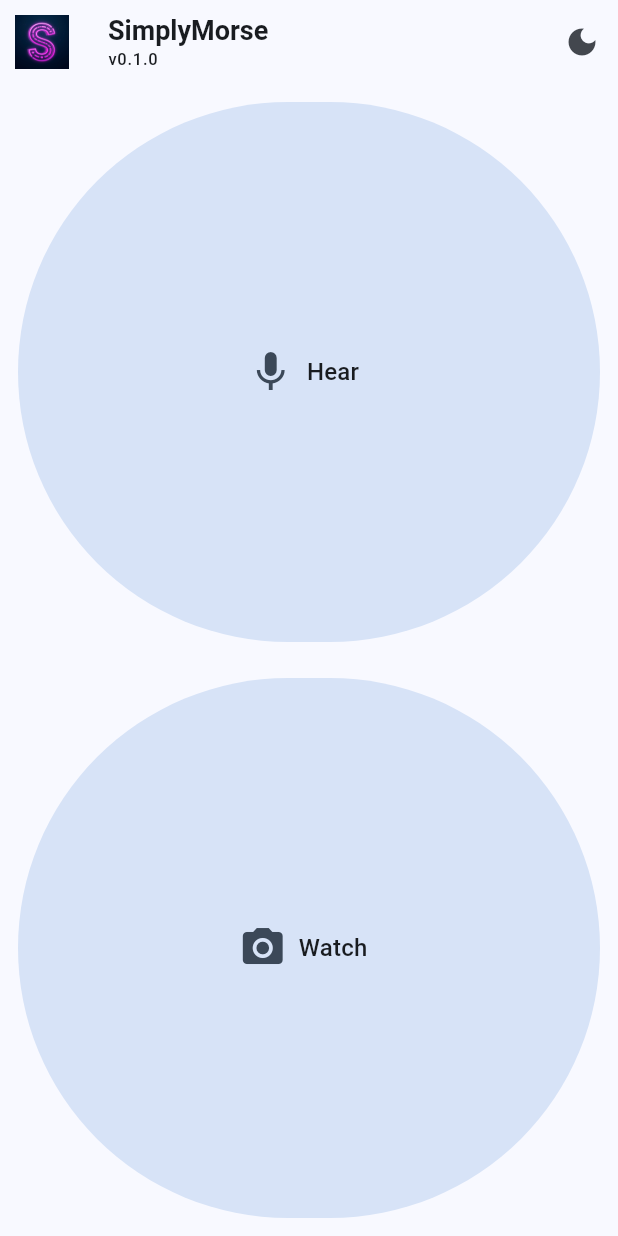
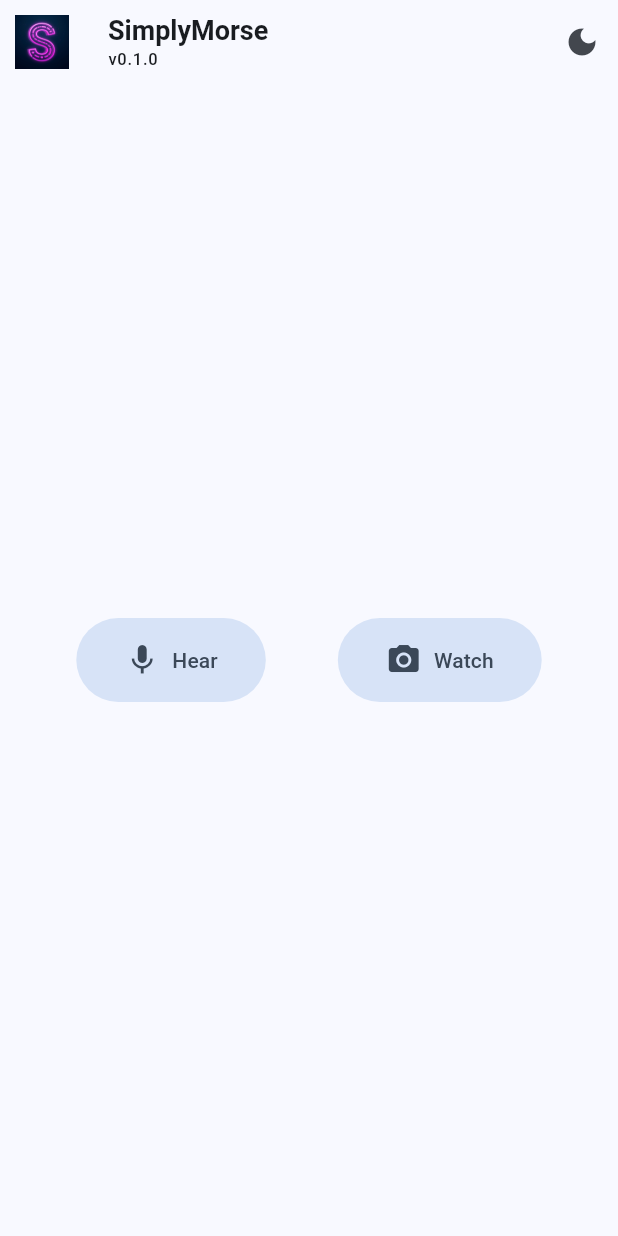
Before and after one commit to igrowing/SimplyMorse, a Flutter app: the screen it shows after launch, after a tap on "Receive", on a phone screen of 412 x 824 dp. Run offline on Flutter 3.47's test engine with Material 3 defaults, Android fonts, the phone set to English and light mode, and no system bars; our stand-ins replace audioplayers, camera, equatable, get_it, share_plus, shared_preferences; missing offline and left inert: record, torch_light.

Commit message:
fix: resize buttons to normal oval, double Cancel button, full-screen display flash
UI fixes:
- Navigation buttons (Send, Receive, Sound, Flash LED, Both, Hear, Watch):
  removed Expanded + minimumSize, now natural-width oval buttons
  with StadiumBorder, centered via Wrap layout
- Action buttons (Send/Stop/Clear, Start/Pause/Resume, Copy/Share):
  removed Expanded, now centered oval buttons with StadiumBorder
- Countdown Cancel button: doubled size (padding 48x24, font 20,
  icon 28, border width 2, StadiumBorder)
- Display overlay Stop button: added StadiumBorder

Display flash fix:
- Removed SafeArea from Scaffold body (was clipping flash to safe area)
- Added SafeArea only to normal and split layouts
- Full-screen Container now fills entire body on mobile, not just
  the ~40% safe area

All 402 tests pass

```diff
--- a/lib/features/decoding/presentation/screens/receive_screen.dart
+++ b/lib/features/decoding/presentation/screens/receive_screen.dart
@@ -28,32 +28,23 @@ class ReceiveScreen extends StatelessWidget {
         themeMode: themeMode,
         onThemeToggle: onThemeToggle,
       ),
-      body: LayoutBuilder(
-        builder: (context, constraints) {
-          final isWide = constraints.maxWidth > 600;
-          return Center(
-            child: ConstrainedBox(
-              constraints: const BoxConstraints(
-                maxWidth: 500,
-              ),
-              child: isWide
-                  ? Row(children: _entryButtons(context))
-                  : Column(
-                      mainAxisAlignment: MainAxisAlignment.center,
+      body: Center(
+        child: Padding(
+          padding: const EdgeInsets.symmetric(horizontal: 16),
+          child: Wrap(
+            alignment: WrapAlignment.center,
+            runSpacing: 16,
             children: _entryButtons(context),
           ),
         ),
-          );
-        },
       ),
     );
   }
 
   List<Widget> _entryButtons(BuildContext context) {
     return [
-      Expanded(
-        child: Padding(
-          padding: const EdgeInsets.all(12),
+      Padding(
+        padding: const EdgeInsets.symmetric(horizontal: 24, vertical: 12),
         child: _EntryButton(
           icon: Icons.mic,
           label: 'Hear',
@@ -66,10 +57,8 @@ class ReceiveScreen extends StatelessWidget {
           ),
         ),
       ),
-      ),
-      Expanded(
-        child: Padding(
-          padding: const EdgeInsets.all(12),
+      Padding(
+        padding: const EdgeInsets.symmetric(horizontal: 24, vertical: 12),
         child: _EntryButton(
           icon: Icons.camera_alt,
           label: 'Watch',
@@ -81,7 +70,6 @@ class ReceiveScreen extends StatelessWidget {
                   SeeScreen(
                     themeMode: themeMode,
                     onThemeToggle: onThemeToggle,
-                    ),
                   ),
                 ),
         ),
@@ -114,16 +102,11 @@ class _EntryButton extends StatelessWidget {
     final theme = Theme.of(context);
     return FilledButton.tonalIcon(
       onPressed: onTap,
-      icon: Icon(icon, size: 32),
-      label: Padding(
-        padding: const EdgeInsets.symmetric(vertical: 8),
-        child: Column(
+      icon: Icon(icon, size: 24),
+      label: Column(
         mainAxisSize: MainAxisSize.min,
         children: [
-            Text(
-              label,
-              style: theme.textTheme.titleMedium,
-            ),
+          Text(label),
           if (disabledOnWeb)
             Text(
               'Not available on web',
@@ -133,9 +116,9 @@ class _EntryButton extends StatelessWidget {
             ),
         ],
       ),
-      ),
       style: FilledButton.styleFrom(
-        minimumSize: const Size.fromHeight(100),
+        padding: const EdgeInsets.symmetric(horizontal: 32, vertical: 16),
+        shape: const StadiumBorder(),
       ),
     );
   }
--- a/lib/features/main/presentation/main_screen.dart
+++ b/lib/features/main/presentation/main_screen.dart
@@ -22,47 +22,35 @@ class MainScreen extends StatelessWidget {
         themeMode: themeMode,
         onThemeToggle: onThemeToggle,
       ),
-      body: LayoutBuilder(
-        builder: (context, constraints) {
-          final isWide = constraints.maxWidth > 600;
-          return Center(
-            child: ConstrainedBox(
-              constraints: const BoxConstraints(
-                maxWidth: 500,
-              ),
-              child: isWide
-                  ? Row(children: _mainButtons(context))
-                  : Column(
-                      mainAxisAlignment: MainAxisAlignment.center,
+      body: Center(
+        child: Padding(
+          padding: const EdgeInsets.symmetric(horizontal: 16),
+          child: Wrap(
+            alignment: WrapAlignment.center,
+            runSpacing: 16,
             children: _mainButtons(context),
           ),
         ),
-          );
-        },
       ),
     );
   }
 
   List<Widget> _mainButtons(BuildContext context) {
     return [
-      Expanded(
-        child: Padding(
-          padding: const EdgeInsets.all(12),
+      Padding(
+        padding: const EdgeInsets.symmetric(horizontal: 24, vertical: 12),
         child: _MainButton(
           icon: Icons.send,
           label: 'Send',
           onTap: () => _navigateToSend(context),
         ),
       ),
-      ),
-      Expanded(
-        child: Padding(
-          padding: const EdgeInsets.all(12),
+      Padding(
+        padding: const EdgeInsets.symmetric(horizontal: 24, vertical: 12),
         child: _MainButton(
           icon: Icons.download,
           label: 'Receive',
           onTap: () => _navigateToReceive(context),
-          ),
         ),
       ),
     ];
@@ -104,19 +92,13 @@ class _MainButton extends StatelessWidget {
 
   @override
   Widget build(BuildContext context) {
-    final theme = Theme.of(context);
     return FilledButton.icon(
       onPressed: onTap,
-      icon: Icon(icon, size: 32),
-      label: Padding(
-        padding: const EdgeInsets.symmetric(vertical: 10),
-        child: Text(
-          label,
-          style: theme.textTheme.titleLarge,
-        ),
-      ),
+      icon: Icon(icon, size: 24),
+      label: Text(label),
       style: FilledButton.styleFrom(
-        minimumSize: const Size.fromHeight(120),
+        padding: const EdgeInsets.symmetric(horizontal: 32, vertical: 16),
+        shape: const StadiumBorder(),
       ),
     );
   }
```
Also changed, not shown: lib/features/decoding/presentation/screens/listen_screen.dart (+30 -8 lines), lib/features/decoding/presentation/screens/see_screen.dart (+30 -8 lines), lib/features/encoding/presentation/screens/send_mode_screen.dart (+44 -14 lines), lib/features/encoding/presentation/screens/send_screen.dart (+12 -28 lines). Lines whose indentation alone changed are shown as unchanged.
